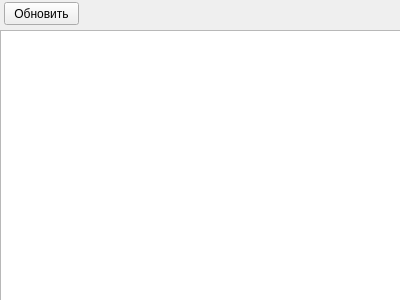
Before: the Qt Designer form db_view.ui in fayzut/invent_L79, drawn with Qt 5.
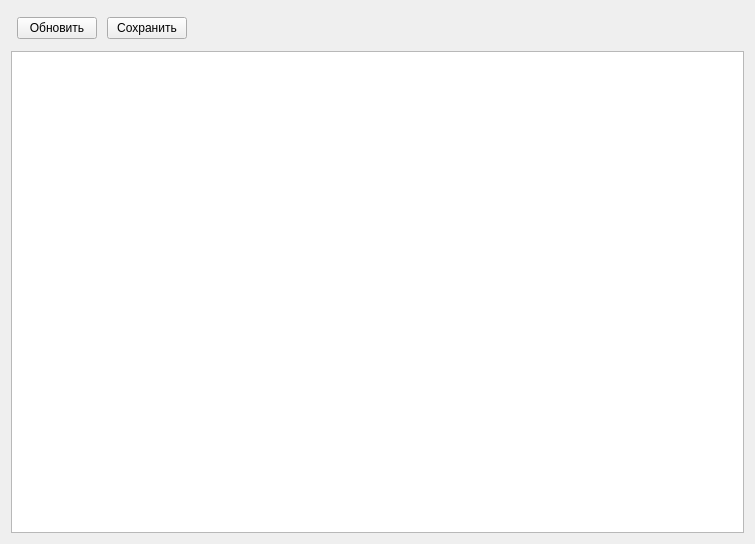
After: the same form once the commit is applied.

Commit message: Форма просмотра: изменяемые размеры таблицы

What changed in the file:
```diff
--- a/db_view.ui
+++ b/db_view.ui
@@ -6,36 +6,71 @@
    <rect>
     <x>0</x>
     <y>0</y>
-    <width>400</width>
-    <height>300</height>
+    <width>755</width>
+    <height>544</height>
    </rect>
   </property>
   <property name="windowTitle">
    <string>Просморт БД</string>
   </property>
-  <widget class="QTableWidget" name="tableWidget">
-   <property name="geometry">
-    <rect>
-     <x>0</x>
-     <y>30</y>
-     <width>401</width>
-     <height>271</height>
-    </rect>
-   </property>
-  </widget>
-  <widget class="QPushButton" name="refreshBtn">
-   <property name="geometry">
-    <rect>
-     <x>4</x>
-     <y>2</y>
-     <width>75</width>
-     <height>23</height>
-    </rect>
-   </property>
-   <property name="text">
-    <string>Обновить</string>
-   </property>
-  </widget>
+  <layout class="QVBoxLayout" name="verticalLayout_2">
+   <item>
+    <layout class="QHBoxLayout" name="horizontalLayout">
+     <property name="spacing">
+      <number>10</number>
+     </property>
+     <property name="sizeConstraint">
+      <enum>QLayout::SetMinimumSize</enum>
+     </property>
+     <property name="leftMargin">
+      <number>6</number>
+     </property>
+     <property name="topMargin">
+      <number>6</number>
+     </property>
+     <property name="rightMargin">
+      <number>6</number>
+     </property>
+     <property name="bottomMargin">
+      <number>6</number>
+     </property>
+     <item>
+      <widget class="QPushButton" name="refreshBtn">
+       <property name="text">
+        <string>Обновить</string>
+       </property>
+      </widget>
+     </item>
+     <item>
+      <widget class="QPushButton" name="pushButton">
+       <property name="text">
+        <string>Сохранить</string>
+       </property>
+      </widget>
+     </item>
+     <item>
+      <spacer name="horizontalSpacer">
+       <property name="orientation">
+        <enum>Qt::Horizontal</enum>
+       </property>
+       <property name="sizeHint" stdset="0">
+        <size>
+         <width>40</width>
+         <height>20</height>
+        </size>
+       </property>
+      </spacer>
+     </item>
+    </layout>
+   </item>
+   <item>
+    <layout class="QVBoxLayout" name="verticalLayout">
+     <item>
+      <widget class="QTableWidget" name="tableWidget"/>
+     </item>
+    </layout>
+   </item>
+  </layout>
  </widget>
  <resources/>
  <connections/>
```
The commit also changes 1 other file.
